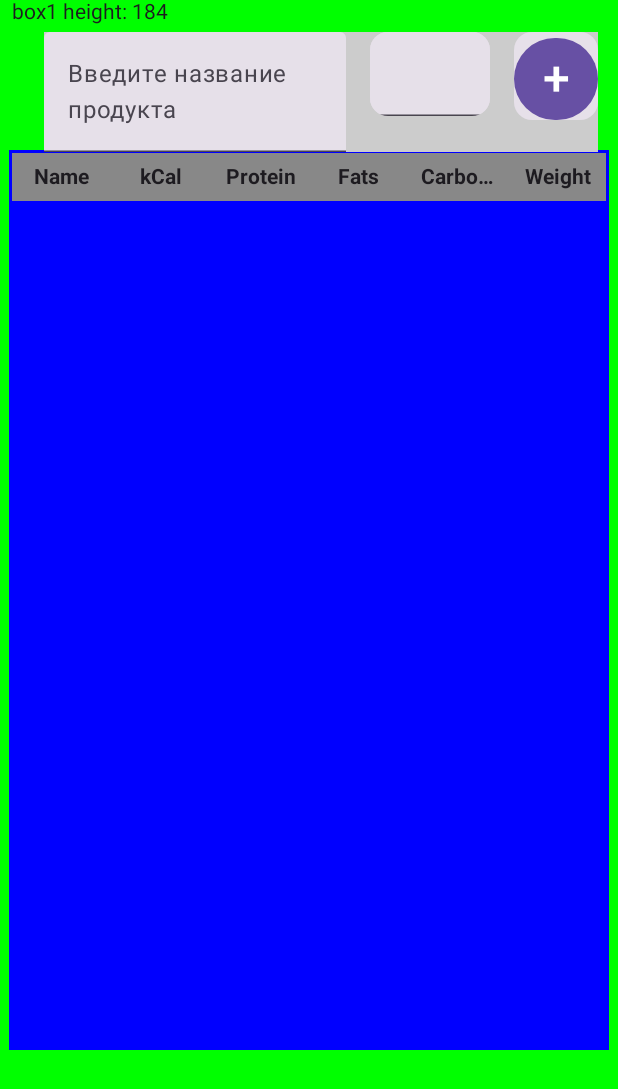
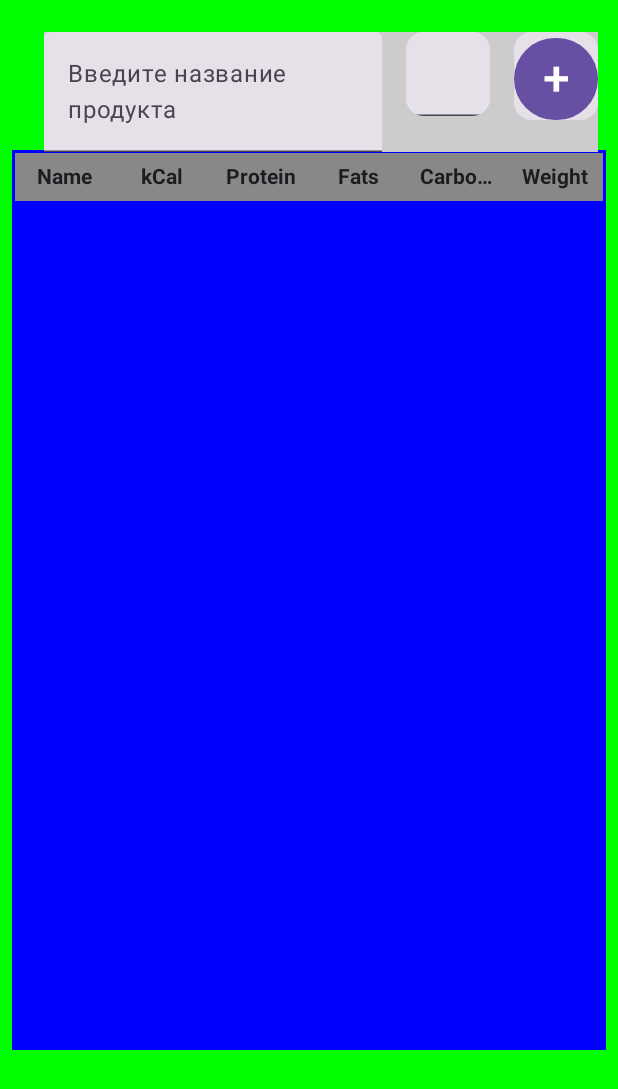
Before and after one commit to AndreyKan86/CaloriesApp, an Android app built with Jetpack Compose: the screen it shows after launch (MainActivity), on a phone screen of 412 x 824 dp. Shown: the top 1089 px of the screen. Run offline under Robolectric (Android 15) with nearby library versions, the phone set to English and light mode, and no system bars; our stand-ins replace Room's generated code, constraintlayout-compose.

Commit message:
продолжение настройки таблицы

```diff
--- a/app/src/main/java/com/example/caloriesapp/ui/composable/AllScreen.kt
+++ b/app/src/main/java/com/example/caloriesapp/ui/composable/AllScreen.kt
@@ -5,6 +5,7 @@ import androidx.compose.foundation.layout.Box
 import androidx.compose.foundation.layout.fillMaxSize
 import androidx.compose.foundation.layout.fillMaxWidth
 import androidx.compose.foundation.layout.height
+import androidx.compose.foundation.layout.padding
 import androidx.compose.foundation.layout.width
 import androidx.compose.material3.Text
 import androidx.compose.runtime.Composable
@@ -30,12 +31,7 @@ fun SplitScreen() {
     ConstraintLayout( modifier = Modifier.background(Color.Green)
         .fillMaxWidth()
     ) {
-
         val (box1, box2) = createRefs()
-
-        var box1Height by remember { mutableStateOf(0) }
-        val density = LocalDensity.current
-
         Box( modifier = Modifier
             .constrainAs(box1) {
                 top.linkTo(parent.top)
@@ -43,24 +39,20 @@ fun SplitScreen() {
                 end.linkTo(parent.end)
             }
             .fillMaxWidth()
-            .onGloballyPositioned { coordinates ->
-                box1Height = with(density) { coordinates.size.height }
-            }
             .zIndex(1f)
         )
         {
             ProductSearchScreen(viewModel = firstViewModel)
-            Text(text = "box1 height: $box1Height")
         }
 
         Box(modifier = Modifier
-            .width(400.dp)
+            .fillMaxWidth()
+            .padding(horizontal = 8.dp)
             .height(600.dp)
             .background(Color.Blue)
             .constrainAs(box2) {
                 top.linkTo(parent.top, margin = 100.dp)
-                start.linkTo(parent.start)
-                end.linkTo(parent.end)
+                centerHorizontallyTo(parent)
             }
             .zIndex(0f),
             contentAlignment = Alignment.TopCenter
--- a/app/src/main/java/com/example/caloriesapp/ui/composable/ProductSearchScreen.kt
+++ b/app/src/main/java/com/example/caloriesapp/ui/composable/ProductSearchScreen.kt
@@ -186,7 +186,7 @@ fun SearchBar(viewModel: AppViewModel, focusManager: FocusManager, focusRequeste
                     top.linkTo(parent.top)
                     start.linkTo(box1.end, margin = 16.dp)
                     end.linkTo(box3.start)
-                    width = Dimension.value(80.dp)
+                    width = Dimension.value(56.dp)
                 }
             )
             {
```
Also changed, not shown: app/src/main/java/com/example/caloriesapp/ui/composable/ProductListScreen.kt (+9 -3 lines).
